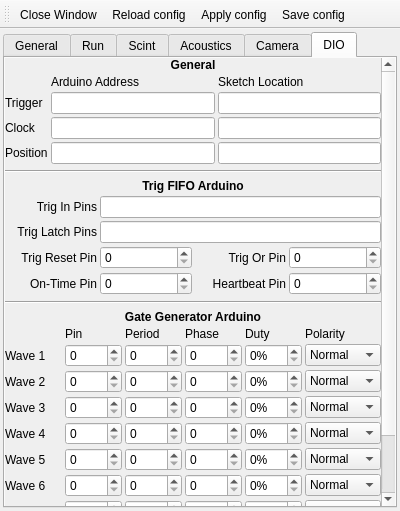
This is ui/settingswindow.ui in SBC-Collaboration/SBC-RunControl as Qt 5 draws it before an edit. The edited form follows.
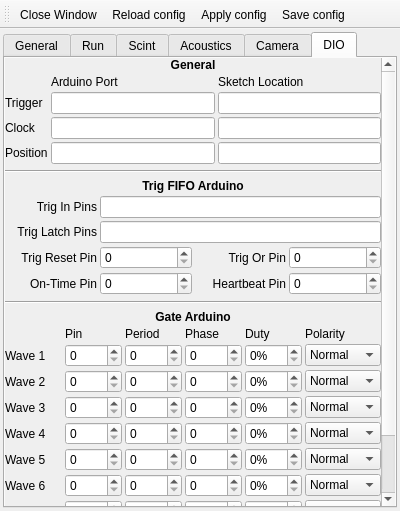
This is the edited form. The open tabs and pages were chosen to show the change. Icons and pictures are not drawn.

Commit message: Started Arduino integration. Added more settings fields

What changed in the file:
```diff
--- a/ui/settingswindow.ui
+++ b/ui/settingswindow.ui
@@ -3036,7 +3036,7 @@
               <item row="1" column="1">
                <widget class="QLabel" name="arduino_address_label">
                 <property name="text">
-                 <string>Arduino Address</string>
+                 <string>Arduino Port</string>
                 </property>
                </widget>
               </item>
@@ -3666,7 +3666,7 @@
                  </font>
                 </property>
                 <property name="text">
-                 <string>Gate Generator Arduino</string>
+                 <string>Gate Arduino</string>
                 </property>
                 <property name="alignment">
                  <set>Qt::AlignCenter</set>
```
Left out of the diff: 114 changed lines with no effect on the pictures. The commit also changes 6 other files.
